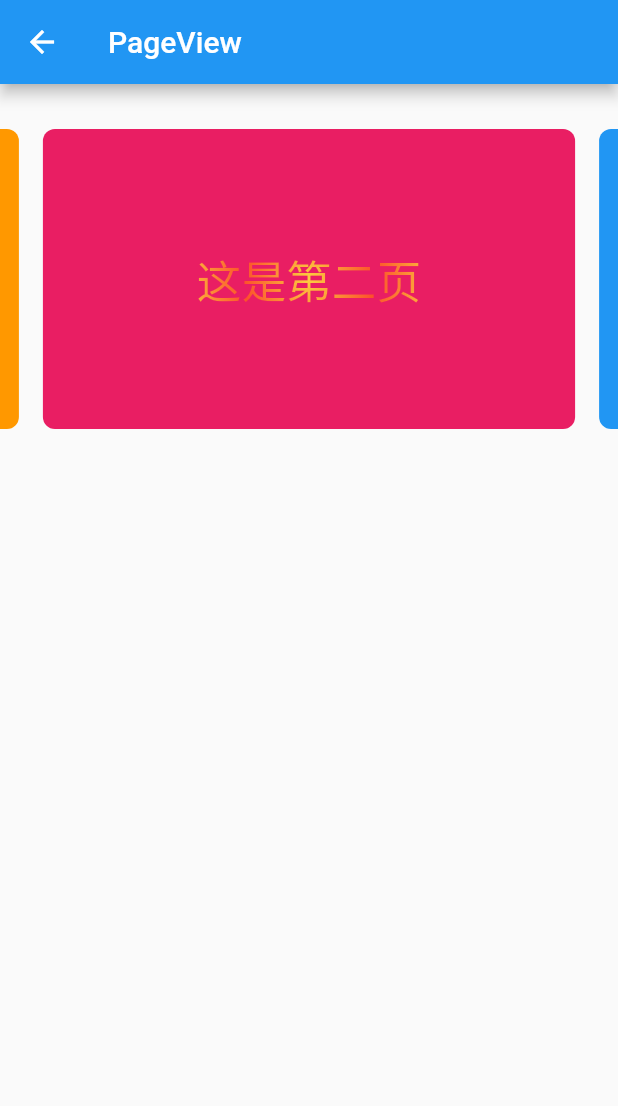
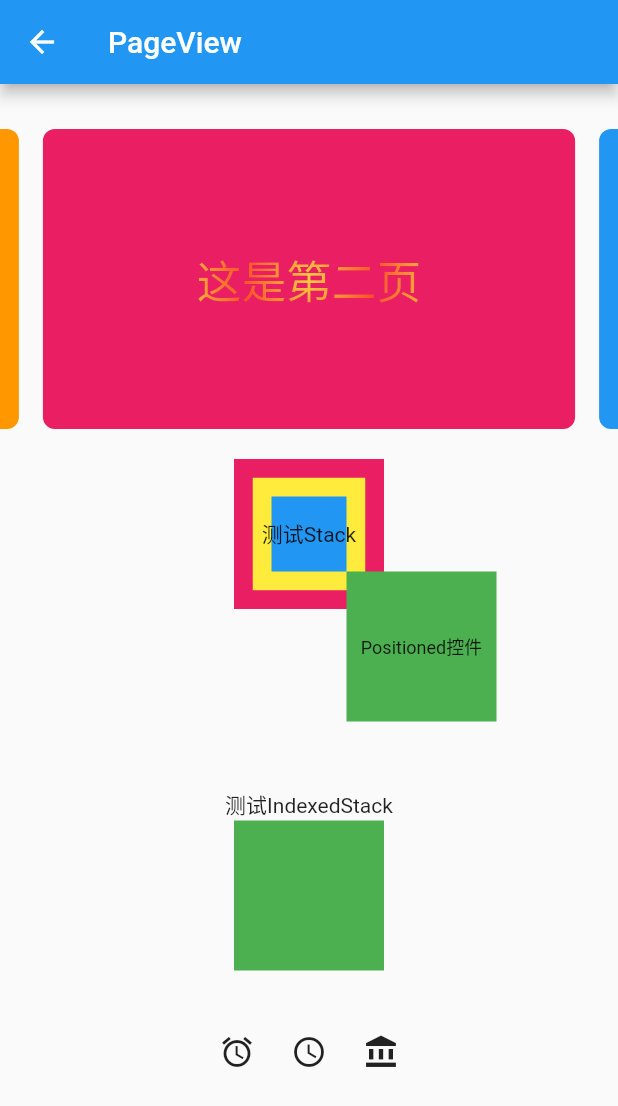
Before and after one commit to Lollipopll/FlutterProjects, a Flutter app: the PageViewPage screen opened by its route, on a phone screen of 412 x 824 dp. Shown: the top 1106 px of the screen. Run offline on Flutter 3.47's test engine with Material 2 defaults, Android fonts, the phone set to English and light mode, and no system bars; our stand-ins replace google_fonts, shimmer.

Commit message:
feat 增加stack和indexedstack的使用

```diff
--- a/lib/projects/page/pageview_page.dart
+++ b/lib/projects/page/pageview_page.dart
@@ -12,11 +12,21 @@ class PageViewPage extends StatelessWidget {
         appBar: AppBar(
           title: Text("PageView"),
         ),
-        body: Column(
+        body: SingleChildScrollView(
+            child: Column(
+          // crossAxisAlignment:CrossAxisAlignment.start ,
           children: [
             pageWidget(),
+            SizedBox(
+              height: 20,
+            ),
+            stackWidget(),
+            SizedBox(
+              height: 120,
+            ),
+            IndexedStackWidget(),
           ],
-        ));
+        )));
   }
 
   Widget pageWidget() {
@@ -44,6 +54,121 @@ class PageViewPage extends StatelessWidget {
               },
             );
           }),
+    );
+  }
+
+  Widget stackWidget() {
+    return Stack(
+      overflow: Overflow.visible, // visible子控件超出部分总是显示，默认是裁剪
+      alignment: Alignment.center,
+      children: [
+        Container(
+          height: 100,
+          width: 100,
+          color: Colors.pink,
+        ),
+        Container(
+          height: 75,
+          width: 75,
+          color: Colors.yellow,
+        ),
+        Container(
+          height: 50,
+          width: 50,
+          color: Colors.blue,
+        ),
+        Positioned(
+            left: 75,
+            top: 75,
+            height: 100,
+            width: 100,
+            child: Container(
+              color: Colors.green,
+              alignment: Alignment.center,
+              child: Text(
+                'Positioned控件',
+                style: TextStyle(fontSize: 12),
+              ),
+            )),
+        Text('测试Stack'),
+      ],
+    );
+  }
+}
+
+class IndexedStackWidget extends StatefulWidget {
+  IndexedStackWidget({Key key}) : super(key: key);
+
+  @override
+  _IndexedStackWidgetState createState() => _IndexedStackWidgetState();
+}
+
+class _IndexedStackWidgetState extends State<IndexedStackWidget> {
+  var _index = 0;
+  @override
+  Widget build(BuildContext context) {
+    return Container(
+      height: 200,
+      child: Column(
+        children: [
+          Text('测试IndexedStack'),
+          IndexedStack(
+            index: _index,
+            children: [
+              Center(
+                child: Container(
+                  height: 100,
+                  width: 100,
+                  color: Colors.green,
+                ),
+              ),
+              Center(
+                child: Container(
+                  height: 120,
+                  width: 120,
+                  color: Colors.blue,
+                ),
+              ),
+              Center(
+                child: Container(
+                  height: 130,
+                  width: 130,
+                  color: Colors.purple,
+                ),
+              ),
+            ],
+          ),
+          Row(
+            mainAxisAlignment: MainAxisAlignment.center,
+            children: [
+              IconButton(
+                icon: Icon(Icons.access_alarm),
+                onPressed: () {
+                  setState(() {
+                    _index = 0;
+                  });
+                },
+              ),
+              IconButton(
+                icon: Icon(Icons.access_time),
+                onPressed: () {
+                  setState(() {
+                    _index = 1;
+                  });
+                },
+              ),
+              IconButton(
+                icon: Icon(Icons.account_balance),
+                onPressed: () {
+                  setState(() {
+                    _index = 2;
+                  });
+                },
+              ),
+            ],
+          ),
+        ],
+      ),
     );
   }
 }
```
